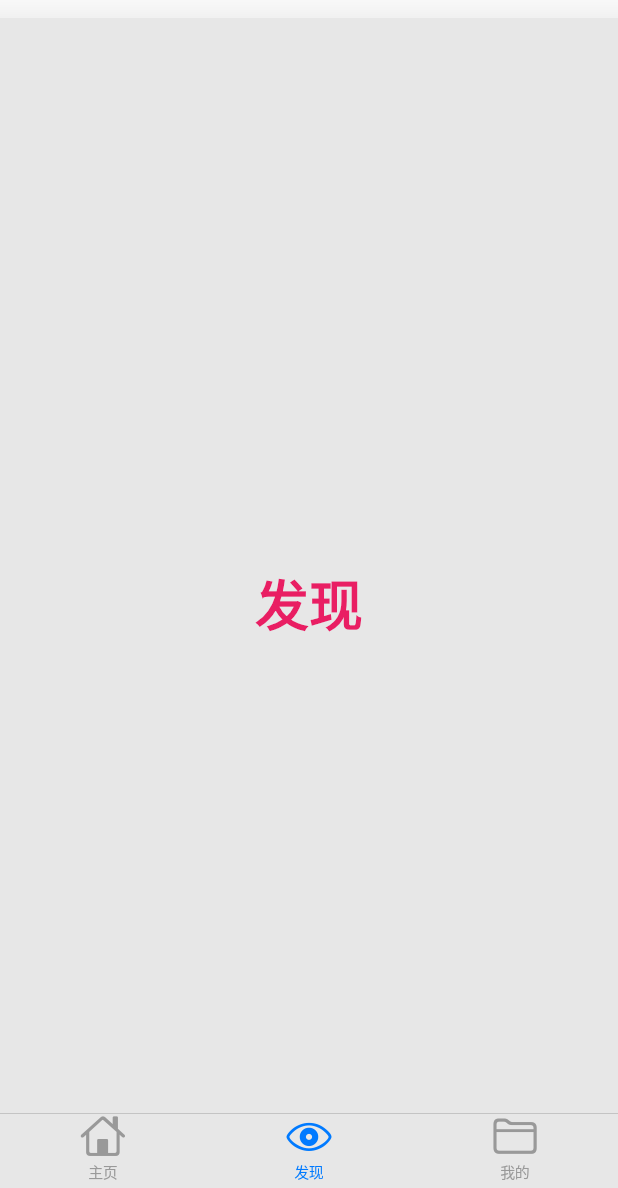
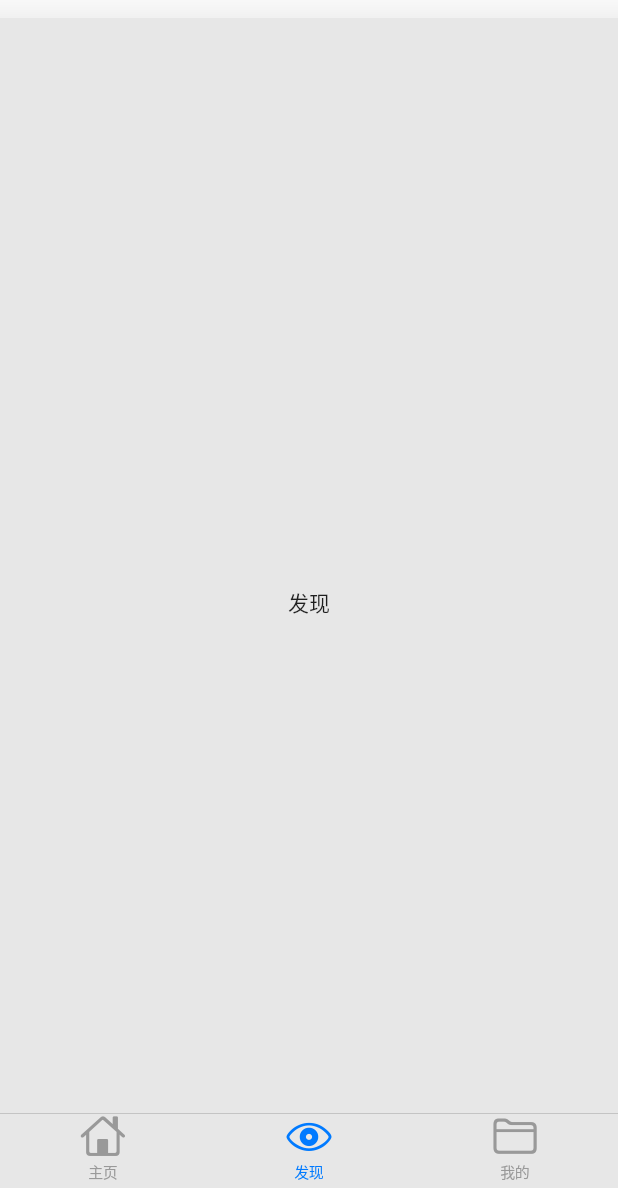
Before and after one commit to ConquerStars/flutter-iosStyle, a Flutter app: the screen it shows after launch, item 2 of the bottom bar chosen, on a phone screen of 412 x 824 dp, the part 48-1236 px from its top. Run offline on Flutter 3.47's test engine with Material 2 defaults, Android fonts, the phone set to English and light mode, and no system bars; our stand-ins replace cookie_jar, dio.

```diff
--- a/lib/src/firstPage.dart
+++ b/lib/src/firstPage.dart
@@ -13,7 +13,7 @@ class FirstPageState extends State<FirstPage> {
   @override
   Widget build(BuildContext context) {
     return Container(
-      color: Colors.white,
+      color: CupertinoColors.white,
       child: Column(
         children: <Widget>[
           MyAppBar('FirstPage'),
--- a/lib/src/found.dart
+++ b/lib/src/found.dart
@@ -4,11 +4,10 @@ class TabFound extends StatelessWidget {
   @override
   Widget build(BuildContext context) {
     return Center(
-      child: new Text(
-            "发现",
-            style: new TextStyle(fontSize:36.0,
-            color: Colors.pink,
-            fontWeight: FontWeight.w800,
-    )));
+      child: Padding(
+        padding: EdgeInsets.only(left: 26, right: 26),
+        child: Text('发现')
+      ),
+    );
   }
 }
--- a/lib/src/home.dart
+++ b/lib/src/home.dart
@@ -40,6 +40,9 @@ class TabHome extends StatelessWidget {
               pressedOpacity: 0.9,
             ),
           ),
+          Image.asset(
+            "lib/assets/img/js.jpg",
+          ),
         ],
       ),
     );
```
Also changed, not shown: lib/src/information.dart (+2 -6 lines), lib/src/secondPage.dart (+68 -2 lines).
